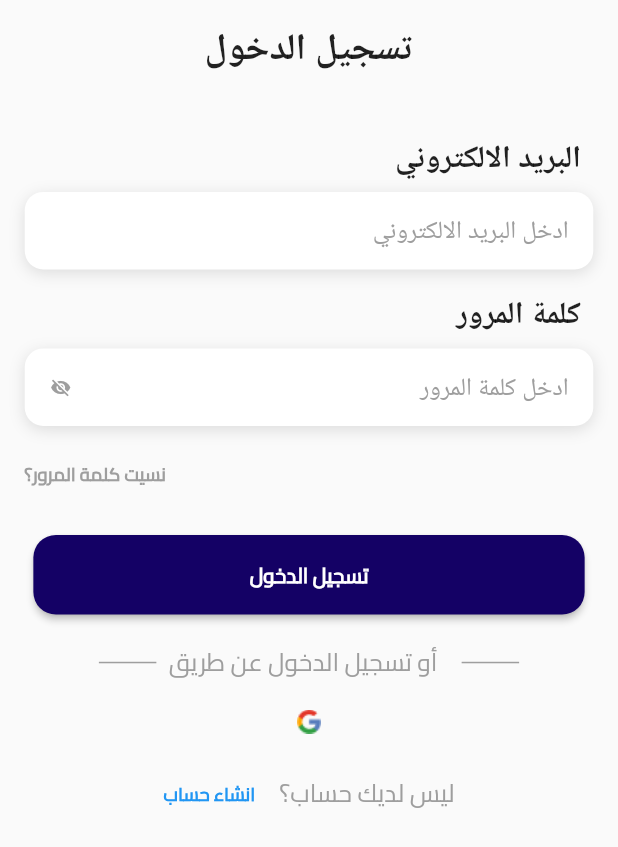
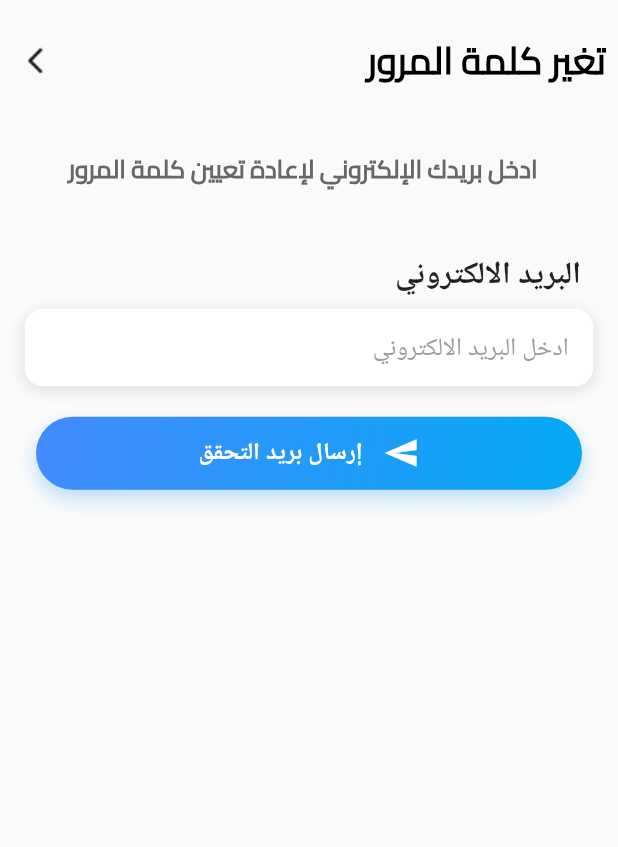
Before and after one commit to Mohamed-Abdel-Rahem/subpay, a Flutter app: the screen it shows after launch, after a tap on "نسيت كلمة المرور؟", on a phone screen of 412 x 824 dp. Shown: the top 847 px of the screen. Run offline on Flutter 3.47's test engine with Material 3 defaults, Android fonts, the phone set to English and light mode, and no system bars; drawn by our look-alikes of modal_progress_hud_nsn; our stand-ins replace cloud_firestore, device_preview, firebase_auth, firebase_core, firebase_database, google_sign_in; accounts and stored records are empty.

Commit message:
Handle all auth
handle all authe with forget password

```diff
--- /dev/null
+++ b/lib/auth/screens/forgetPasswordPage.dart
@@ -0,0 +1,151 @@
+import 'package:flutter/material.dart';
+import 'package:modal_progress_hud_nsn/modal_progress_hud_nsn.dart';
+import 'package:subpay/auth/firebase/firebaseServicesAuth.dart';
+import 'package:subpay/auth/widgets/customButton.dart';
+import 'package:subpay/auth/widgets/customText.dart';
+import 'package:subpay/auth/widgets/customTextBox.dart';
+
+class ForgetPassword extends StatefulWidget {
+  const ForgetPassword({super.key});
+  static String id = 'ForgetPassword';
+
+  @override
+  State<ForgetPassword> createState() => _ForgetPasswordState();
+}
+
+class _ForgetPasswordState extends State<ForgetPassword> {
+  bool isLoading = false;
+  final GlobalKey<FormState> _formKey = GlobalKey();
+  String? email;
+  @override
+  Widget build(BuildContext context) {
+    final screenWidth = MediaQuery.of(context).size.width;
+    final screenHeight = MediaQuery.of(context).size.height;
+    return ModalProgressHUD(
+      inAsyncCall: isLoading,
+      child: Form(
+        key: _formKey,
+        child: Scaffold(
+          body: SafeArea(
+            child: SingleChildScrollView(
+              child: Column(
+                crossAxisAlignment: CrossAxisAlignment.center,
+                children: [
+                  SizedBox(height: screenHeight * 0.02),
+                  Row(
+                    mainAxisAlignment: MainAxisAlignment.spaceBetween,
+                    children: [
+                      CustomText(
+                        text: 'تغير كلمة المرور',
+                        fontSize: screenWidth * 0.06,
+                        fontWeight: FontWeight.w600,
+                        color: Colors.black,
+                      ),
+
+                      IconButton(
+                        onPressed: () {
+                          Navigator.pop(context);
+                        },
+                        icon: Image.asset('assets/icons/arrow_back.png'),
+                      ),
+                    ],
+                  ),
+                  SizedBox(height: screenHeight * 0.04),
+                  CustomText(
+                    text: 'ادخل بريدك الإلكتروني لإعادة تعيين كلمة المرور',
+                    fontSize: screenWidth * 0.04,
+                    fontWeight: FontWeight.w600,
+                    color: const Color.fromARGB(255, 104, 103, 103),
+                  ),
+                  SizedBox(height: screenHeight * 0.04),
+                  CustomInputField(
+                    label: 'البريد الالكتروني',
+                    hint: 'ادخل البريد الالكتروني',
+                    onChanged: (value) => email = value,
+                    validator: (value) {
+                      if (value == null || value.isEmpty) {
+                        return 'البريد الالكتروني مطلوب';
+                      }
+                      if (!value.contains('@') || !value.contains('.')) {
+                        return 'صيغة البريد غير صحيحة';
+                      }
+                      return null;
+                    },
+                  ),
+
+                  AnimatedOpacity(
+                    opacity: 1,
+                    duration: const Duration(milliseconds: 500),
+                    child: Padding(
+                      padding: const EdgeInsets.symmetric(
+                        vertical: 12.0,
+                        horizontal: 24.0,
+                      ),
+                      child: GestureDetector(
+                        onTap: () async {
+                          if (_formKey.currentState!.validate()) {
+                            setState(() {
+                              isLoading = true;
+                            });
+                            await FirebaseServices.resendResetPasswordEmail(
+                              context: context,
+                              email: email!,
+                            );
+                            setState(() {
+                              isLoading = false;
+                            });
+                          }
+                        },
+                        child: Container(
+                          decoration: BoxDecoration(
+                            gradient: const LinearGradient(
+                              colors: [Colors.blueAccent, Colors.lightBlue],
+                              begin: Alignment.topLeft,
+                              end: Alignment.bottomRight,
+                            ),
+                            borderRadius: BorderRadius.circular(30),
+                            boxShadow: const [
+                              BoxShadow(
+                                color: Color.fromARGB(
+                                  77,
+                                  33,
+                                  150,
+                                  243,
+                                ), // بدل Colors.blueAccent.withOpacity(0.3)
+                                blurRadius: 10,
+                                offset: Offset(0, 6),
+                              ),
+                            ],
+                          ),
+                          padding: EdgeInsets.symmetric(
+                            vertical: screenHeight * 0.015,
+                            horizontal: screenWidth * 0.1,
+                          ),
+                          child: Row(
+                            mainAxisAlignment: MainAxisAlignment.center,
+                            children: const [
+                              Icon(Icons.send, color: Colors.white),
+                              SizedBox(width: 10),
+                              Text(
+                                ' إرسال بريد التحقق',
+                                style: TextStyle(
+                                  color: Colors.white,
+                                  fontWeight: FontWeight.bold,
+                                  fontSize: 16,
+                                ),
+                              ),
+                            ],
+                          ),
+                        ),
+                      ),
+                    ),
+                  ),
+                ],
+              ),
+            ),
+          ),
+        ),
+      ),
+    );
+  }
+}
--- a/lib/auth/screens/loginScreen.dart
+++ b/lib/auth/screens/loginScreen.dart
@@ -1,7 +1,8 @@
 import 'package:flutter/material.dart';
 import 'package:modal_progress_hud_nsn/modal_progress_hud_nsn.dart';
-import 'package:firebase_auth/firebase_auth.dart';
 import 'package:subpay/auth/firebase/firebaseServicesAuth.dart';
+import 'package:subpay/auth/screens/forgetPasswordPage.dart';
+import 'package:subpay/auth/screens/homePage.dart';
 import 'package:subpay/auth/screens/registerScreen.dart';
 import 'package:subpay/auth/widgets/customButton.dart';
 import 'package:subpay/auth/widgets/customText.dart';
@@ -38,12 +39,12 @@ class _LoginScreenState extends State<LoginScreen> {
                 crossAxisAlignment: CrossAxisAlignment.center,
                 children: [
                   SizedBox(height: screenHeight * 0.02),
-                  Text(
-                    'تسجيل الدخول',
-                    style: TextStyle(
-                      fontSize: screenWidth * 0.06,
-                      fontWeight: FontWeight.w600,
-                    ),
+
+                  CustomText(
+                    text: 'تسجيل الدخول',
+                    fontSize: screenWidth * 0.06,
+                    fontWeight: FontWeight.w600,
+                    color: Colors.black,
                   ),
                   SizedBox(height: screenHeight * 0.04),
 
@@ -86,7 +87,9 @@ class _LoginScreenState extends State<LoginScreen> {
                         child: CustomTextButton(
                           text: 'نسيت كلمة المرور؟',
                           color: Colors.grey,
-                          onPressed: () {},
+                          onPressed: () {
+                            Navigator.pushNamed(context, ForgetPassword.id);
+                          },
                         ),
                       ),
                     ],
@@ -119,7 +122,7 @@ class _LoginScreenState extends State<LoginScreen> {
                     },
                   ),
 
-                  if (showResendButton)
+                  if (showResendButton && !email!.endsWith('@subpay.com'))
                     AnimatedOpacity(
                       opacity: 1,
                       duration: const Duration(milliseconds: 500),
@@ -208,8 +211,18 @@ class _LoginScreenState extends State<LoginScreen> {
                   ),
 
                   IconButton(
-                    onPressed: () {
-                      // تسجيل الدخول بجوجل
+                    onPressed: () async {
+                      setState(() => isLoading = true);
+
+                      bool success = await FirebaseServices.signInWithGoogle(
+                        context,
+                      );
+
+                      setState(() => isLoading = false);
+
+                      if (success) {
+                        Navigator.pushNamed(context, HomePage.id);
+                      }
                     },
                     icon: Image.asset('assets/icons/google_icon.png'),
                   ),
--- a/lib/main.dart
+++ b/lib/main.dart
@@ -2,8 +2,11 @@ import 'package:device_preview/device_preview.dart';
 import 'package:firebase_core/firebase_core.dart';
 import 'package:flutter/material.dart';
 import 'package:flutter/services.dart';
+import 'package:subpay/auth/screens/forgetPasswordPage.dart';
 import 'package:subpay/auth/screens/loginScreen.dart';
 import 'package:subpay/auth/screens/registerScreen.dart';
+import 'package:subpay/core/enterCodeRoom.dart';
+import 'package:subpay/core/generateCode.dart';
 import 'package:subpay/generated/l10n.dart';
 import 'package:subpay/auth/screens/homePage.dart';
 import 'package:flutter_localizations/flutter_localizations.dart';
@@ -54,6 +57,9 @@ class SubPayApp extends StatelessWidget {
         HomePage.id: (context) => const HomePage(),
         RegisterScreen.id: (context) => const RegisterScreen(),
         LoginScreen.id: (context) => const LoginScreen(),
+        ForgetPassword.id: (context) => const ForgetPassword(),
+        GenerateCode.id: (context) => const GenerateCode(),
+        EnterCodeRoom.id: (context) => const EnterCodeRoom(),
       },
     );
   }
```
Also changed, not shown: lib/auth/firebase/firebaseServicesAuth.dart (+101 -21 lines), lib/auth/screens/registerScreen.dart (+13 -2 lines), lib/core/enterCodeRoom.dart (added, +28 -0 lines), lib/core/generateCode.dart (added, +28 -0 lines), pubspec.yaml (+5 -3 lines), assets/icons/arrow_back.png (added), pubspec.lock, 2 other files.
